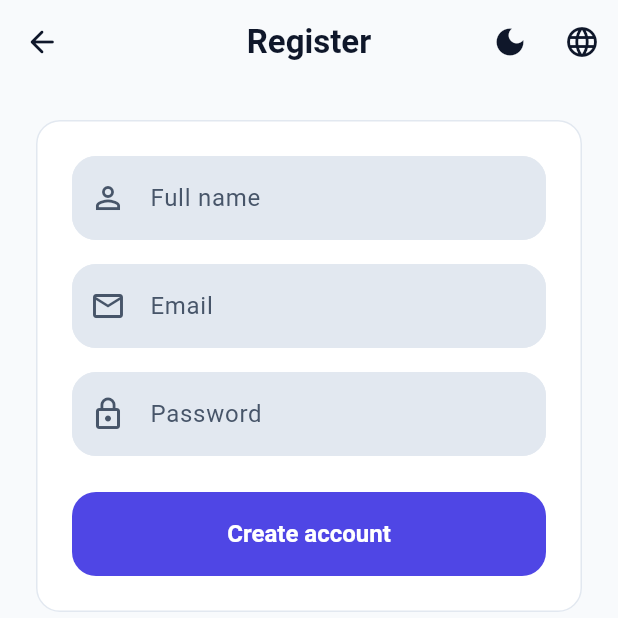
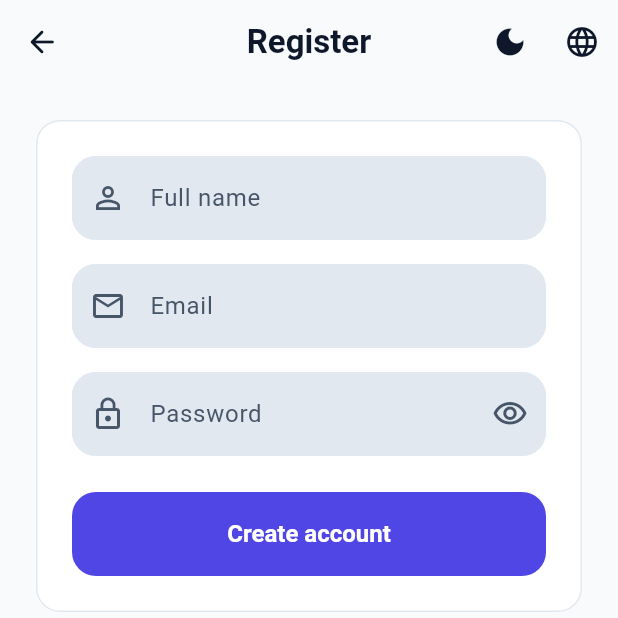
Before and after one commit to KhantKo-k/attendance-tracker, a Flutter app: the RegisterPage screen opened by its route, on a phone screen of 412 x 824 dp, the top half of it. Run offline on Flutter 3.47's test engine with Material 3 defaults, Android fonts, the phone set to English and light mode, and no system bars; our stand-ins replace cloud_firestore, connectivity_plus, dartz, dio, envied, equatable and 18 more; accounts and stored records are empty; generated files the repository leaves out were written again; network calls fail; Roboto replaces fonts that are missing (Nunito, Raleway); statements that could not run were skipped.

Commit message:
chore: clean up

```diff
--- a/assets/localizations/en.json
+++ b/assets/localizations/en.json
@@ -3,7 +3,9 @@
     "ok": "OK",
     "retry": "Retry",
     "cancel": "Cancel",
-    "logout": "Log out"
+    "logout": "Log out",
+    "showPassword": "Show password",
+    "hidePassword": "Hide password"
   },
   "logoutConfirm": {
     "title": "Log out?",
--- a/assets/localizations/my.json
+++ b/assets/localizations/my.json
@@ -3,7 +3,9 @@
     "ok": "OK",
     "retry": "ပြန်လည်ကြိုးစားရန်",
     "cancel": "ပယ်ဖျက်ရန်",
-    "logout": "ထွက်ရန်"
+    "logout": "ထွက်ရန်",
+    "showPassword": "စကားဝှက် ပြရန်",
+    "hidePassword": "စကားဝှက် ဖျောက်ရန်"
   },
   "logoutConfirm": {
     "title": "ထွက်မလား?",
--- a/lib/features/auth/presentation/pages/login_page.dart
+++ b/lib/features/auth/presentation/pages/login_page.dart
@@ -6,6 +6,7 @@ import 'package:attendance_tracker/shared/theme/dimensions.dart';
 import 'package:attendance_tracker/shared/utils/extensions/string_extensions.dart';
 import 'package:attendance_tracker/shared/widgets/app_card.dart';
 import 'package:attendance_tracker/shared/widgets/app_bar_settings_actions.dart';
+import 'package:attendance_tracker/shared/widgets/password_text_field.dart';
 import 'package:flutter/material.dart';
 import 'package:flutter_bloc/flutter_bloc.dart';
 import 'package:go_router/go_router.dart';
@@ -112,12 +113,9 @@ class _LoginPageState extends State<LoginPage> {
   }
 
   Widget _buildPasswordInput(BuildContext context, bool isLoading) {
-    return TextFormField(
+    return PasswordTextField(
       controller: _passwordController,
-      decoration: InputDecoration(
-        labelText: context.tr('loginPage.password'),
-        prefixIcon: const Icon(Icons.lock_outline),
-      ),
+      labelText: context.tr('loginPage.password'),
       validator: (value) {
         if (value == null || value.isEmpty) {
           return context.tr('loginPage.passwordRequired');
@@ -126,7 +124,6 @@ class _LoginPageState extends State<LoginPage> {
       },
       onFieldSubmitted: (_) => _loginClicked(),
       enabled: !isLoading,
-      obscureText: true,
     );
   }
 
--- a/lib/features/auth/presentation/pages/register_page.dart
+++ b/lib/features/auth/presentation/pages/register_page.dart
@@ -5,6 +5,7 @@ import 'package:attendance_tracker/features/localization/presentation/extensions
 import 'package:attendance_tracker/shared/theme/dimensions.dart';
 import 'package:attendance_tracker/shared/widgets/app_bar_settings_actions.dart';
 import 'package:attendance_tracker/shared/widgets/app_card.dart';
+import 'package:attendance_tracker/shared/widgets/password_text_field.dart';
 import 'package:flutter/material.dart';
 import 'package:flutter_bloc/flutter_bloc.dart';
 import 'package:go_router/go_router.dart';
@@ -117,12 +118,9 @@ class _RegisterPageState extends State<RegisterPage> {
   }
 
   Widget _buildPasswordInput(BuildContext context, bool isLoading) {
-    return TextFormField(
+    return PasswordTextField(
       controller: _passwordController,
-      decoration: InputDecoration(
-        labelText: context.tr('registerPage.password'),
-        prefixIcon: const Icon(Icons.lock_outline),
-      ),
+      labelText: context.tr('registerPage.password'),
       validator: (value) {
         if (value == null || value.length < 6) {
           return context.tr('registerPage.passwordMinLength');
@@ -130,7 +128,6 @@ class _RegisterPageState extends State<RegisterPage> {
         return null;
       },
       enabled: !isLoading,
-      obscureText: true,
     );
   }
 
--- /dev/null
+++ b/lib/shared/widgets/password_text_field.dart
@@ -0,0 +1,58 @@
+import 'package:attendance_tracker/features/localization/presentation/extensions/localization_extension.dart';
+import 'package:flutter/material.dart';
+
+class PasswordTextField extends StatefulWidget {
+  const PasswordTextField({
+    super.key,
+    required this.controller,
+    required this.labelText,
+    this.validator,
+    this.enabled = true,
+    this.onFieldSubmitted,
+  });
+
+  final TextEditingController controller;
+  final String labelText;
+  final FormFieldValidator<String>? validator;
+  final bool enabled;
+  final ValueChanged<String>? onFieldSubmitted;
+
+  @override
+  State<PasswordTextField> createState() => _PasswordTextFieldState();
+}
+
+class _PasswordTextFieldState extends State<PasswordTextField> {
+  bool _obscurePassword = true;
+
+  @override
+  Widget build(BuildContext context) {
+    return TextFormField(
+      controller: widget.controller,
+      decoration: InputDecoration(
+        labelText: widget.labelText,
+        prefixIcon: const Icon(Icons.lock_outline),
+        suffixIcon: IconButton(
+          onPressed: widget.enabled ? _togglePasswordVisibility : null,
+          icon: Icon(
+            _obscurePassword
+                ? Icons.visibility_outlined
+                : Icons.visibility_off_outlined,
+          ),
+          tooltip: _obscurePassword
+              ? context.tr('common.showPassword')
+              : context.tr('common.hidePassword'),
+        ),
+      ),
+      validator: widget.validator,
+      onFieldSubmitted: widget.onFieldSubmitted,
+      enabled: widget.enabled,
+      obscureText: _obscurePassword,
+    );
+  }
+
+  void _togglePasswordVisibility() {
+    setState(() {
+      _obscurePassword = !_obscurePassword;
+    });
+  }
+}
```
